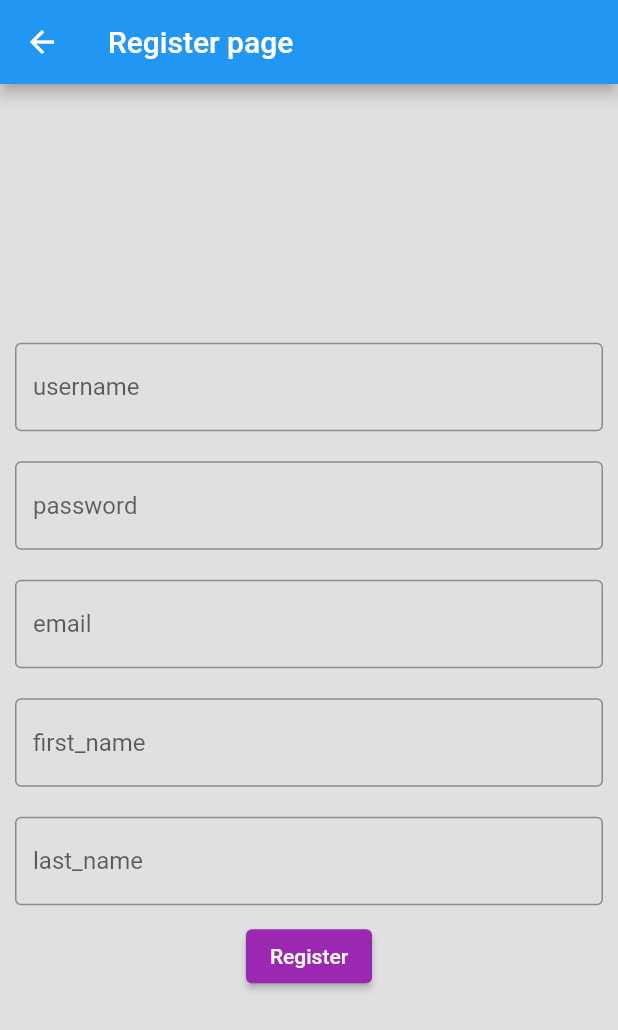
After one commit to PopMarcoSilviu/personal_dashboard_frontend, a Flutter app: the RegisterPage screen opened by its route, after a tap on "Register", on a phone screen of 412 x 824 dp. The commit adds this screen. Shown: the top 1030 px of the screen. Run offline on Flutter 3.47's test engine with Material 2 defaults, Android fonts, the phone set to English and light mode, and no system bars; network calls fail; Roboto replaces fonts that are missing (Montserrat).

Commit message:
Registration

```diff
--- a/lib/api_connection/api_connection.dart
+++ b/lib/api_connection/api_connection.dart
@@ -1,14 +1,15 @@
 import 'dart:convert';
 
 import 'package:http/http.dart' as http;
-import 'package:personal_dashboard_frontend/Data/user.dart';
+import 'package:personal_dashboard_frontend/data/aux_data.dart';
+import 'package:personal_dashboard_frontend/data/user.dart';
 
 
 Future<String> login(username, password) async {
   Map<String, dynamic> map = {'username': username, 'password': password};
 
   final response = await http.post(
-    Uri.http("192.168.0.110:8000", "api-token-auth/"),
+    Uri.http("192.168.43.243:8000", "api-token-auth/"),
     body: jsonEncode(map),
     headers: <String, String>{
       'Content-Type': 'application/json; charset=UTF-8',
@@ -39,17 +40,29 @@ Future<String> register(User user) async {
 
 
   final response = await http.post(
-    Uri.http("192.168.0.110:8000", "api-token-auth/"),
+    Uri.http("192.168.43.243:8000", "api/user/"),
     body: jsonEncode(map),
     headers: <String, String>{
       'Content-Type': 'application/json; charset=UTF-8',
     },
   );
 
-  if (response.statusCode == 200) {
-    var token = json.decode(response.body)['token'];
-    return token;
+  switch (response.statusCode)
+  {
+    case 201:
+      {
+        return 'OK';
+      }
+    case 400:
+      {
+        String returnMsg= "";
+        print(jsonDecode(response.body)['email']);
+        jsonDecode(response.body).forEach((k,v) => returnMsg = returnMsg + v.toString());
+
+        return returnMsg;
+      }
   }
 
-  throw Exception('Couldn\'t register');
+
+  throw Exception('User registration unexpected problem' + response.statusCode.toString());
 }
--- /dev/null
+++ b/lib/data/aux_data.dart
@@ -0,0 +1,14 @@
+class Pair<T1, T2> {
+  final T1 a;
+  final T2 b;
+
+  Pair(this.a, this.b);
+}
+
+enum ClientField{
+  username,
+  password,
+  email,
+  first_name,
+  last_name,
+}
--- a/lib/Data/user.dart
+++ b/lib/data/user.dart
@@ -1,31 +1,32 @@
 class User {
-   int id;
+
    String username;
-   String token;
+   String password;
+   String token= "";
    String lastName;
    String firstName;
    String email;
 
   User(
-      {required this.id,
+      {
         required this.username,
-        required this.token,
+        required this.password,
         required this.lastName,
         required this.firstName,
         required this.email});
 
   factory User.fromDatabaseJson(Map<String, dynamic> data) => User(
-    id: data['id'],
+
     username: data['username'],
-    token: data['token'],
+    password: data['password'],
     firstName: data['first_name'],
     lastName: data['last_name'],
     email: data['email'],
   );
 
   Map<String, dynamic> toDatabaseJson() => {
-    "id": id,
     "username": username,
+    "password": password,
     "token": token,
     "first_name": firstName,
     "last_name": lastName,
--- a/lib/main.dart
+++ b/lib/main.dart
@@ -1,5 +1,6 @@
 import 'package:flutter/material.dart';
 import 'package:personal_dashboard_frontend/pages/loginPage.dart';
+import 'package:personal_dashboard_frontend/pages/registerPage.dart';
 import 'package:personal_dashboard_frontend/theme/custom_theme.dart';
 
 Future<void> main() async {
@@ -21,6 +22,7 @@ class _MyAppState extends State<MyApp> {
       theme: CustomTheme.lightTheme,
       routes: {
         '/login' : (context) => LoginPage(title: 'Login page'),
+        '/register': (context) => RegisterPage(title: 'Register page'),
       },
       home: Builder(
         builder: (context) =>Scaffold(
@@ -35,7 +37,12 @@ class _MyAppState extends State<MyApp> {
                 ElevatedButton(onPressed: () async {
                   Navigator.pushNamed(context, '/login');
                 },
-                    child: Text('Login page'))
+                    child: Text('Login page')),
+
+                ElevatedButton(onPressed: () async {
+                  Navigator.pushNamed(context, '/register');
+                },
+                    child: Text('Register page'))
               ],
             ),
           )
--- /dev/null
+++ b/lib/pages/registerPage.dart
@@ -0,0 +1,120 @@
+import 'package:flutter/cupertino.dart';
+import 'package:flutter/material.dart';
+import 'package:personal_dashboard_frontend/api_connection/api_connection.dart';
+import 'package:personal_dashboard_frontend/data/aux_data.dart';
+import 'package:personal_dashboard_frontend/data/user.dart';
+
+import 'loginPage.dart';
+
+class RegisterPage extends StatefulWidget {
+  RegisterPage({Key? key, required this.title})
+      :super(key: key);
+
+  final String title;
+
+  _RegisterPageStatus createState() => _RegisterPageStatus();
+}
+
+class _RegisterPageStatus extends State<RegisterPage> {
+
+  final controllers = new List<TextEditingController>.generate(5, (index) => TextEditingController());
+
+  showAlertDialog(BuildContext context, code, error_msg)
+  {
+    AlertDialog alert = AlertDialog(
+      title: Text('Registration error'),
+      content: Text(error_msg),
+      actions: [
+        ElevatedButton(onPressed: (){Navigator.pop(context);}, child: Text('Ok'))
+      ],
+    );
+
+    AlertDialog loginAlert = AlertDialog(
+      title: Text('Register successful'),
+      content: Text('Press Ok to go back to login page'),
+      actions: [
+        ElevatedButton(onPressed: (){Navigator.pop(context);Navigator.pop(context);}, child: Text('Ok'))
+      ],
+    );
+
+    showDialog(context: context, builder: (BuildContext context)
+    {
+      return code==1? loginAlert:alert;
+    });
+  }
+
+  @override
+  Widget build(BuildContext context) {
+    return Scaffold(
+      appBar: AppBar(
+        title: Text(widget.title),
+      ),
+
+      body: Center(
+        child: Column(
+          mainAxisAlignment: MainAxisAlignment.center,
+          children: createTextFormFields() + [
+
+            SizedBox(
+
+              child: ElevatedButton(onPressed: () async{
+                String registerSuccessful = await register(createUserFromTextForm());
+
+                if(registerSuccessful=='OK')
+                  {
+                    showAlertDialog(context, 1, "");
+                  }
+                else
+                  {
+                    showAlertDialog(context, 0, registerSuccessful);
+                  }
+
+              }, child: Text('Register')),
+            )
+
+          ],
+        ),
+      ),
+    );
+  }
+
+  @override
+  void dispose() {
+    for (var field in controllers)
+      {
+        field.dispose();
+      }
+    super.dispose();
+  }
+
+  List<Widget> createTextFormFields()
+  {
+    List<Widget> l = [];
+
+    for (var field in ClientField.values)
+    {
+      bool vis = true;
+
+      if ( field == ClientField.password)
+      {
+        vis = false;
+      }
+
+      l.add(getTextFormContainer(controllers[field.index], field.toString().split('.')[1], vis));
+    }
+
+    return l;
+  }
+
+  User createUserFromTextForm()
+  {
+    return User(
+      username: controllers[ClientField.username.index].text,
+      password: controllers[ClientField.password.index].text,
+      email: controllers[ClientField.email.index].text,
+      firstName: controllers[ClientField.first_name.index].text,
+      lastName: controllers[ClientField.last_name.index].text,
+    );
+  }
+
+}
```
Also changed, not shown: lib/pages/loginPage.dart (added, +102 -0 lines), lib/theme/custom_theme.dart (+7 -3 lines), 1 other file.
